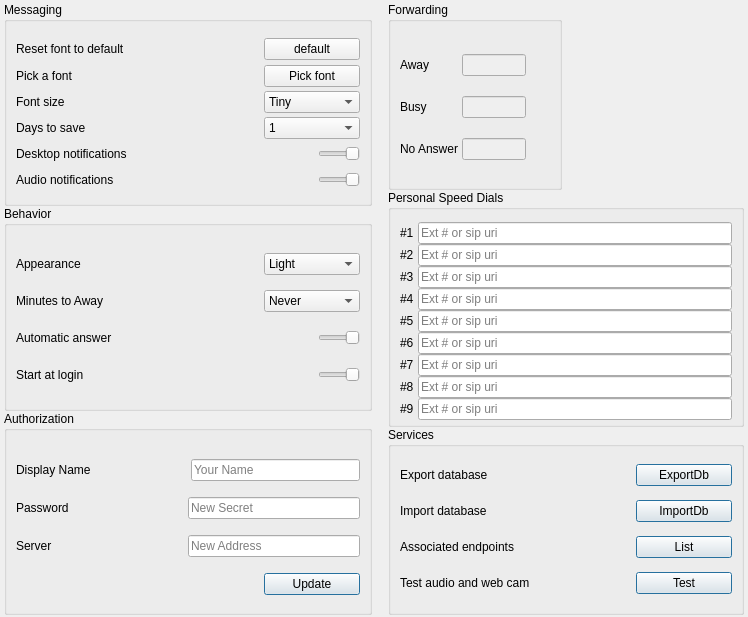
Before: the Qt Designer form Desktop/options.ui in dyfet/tycho_sipwitchqt, drawn with Qt 5.
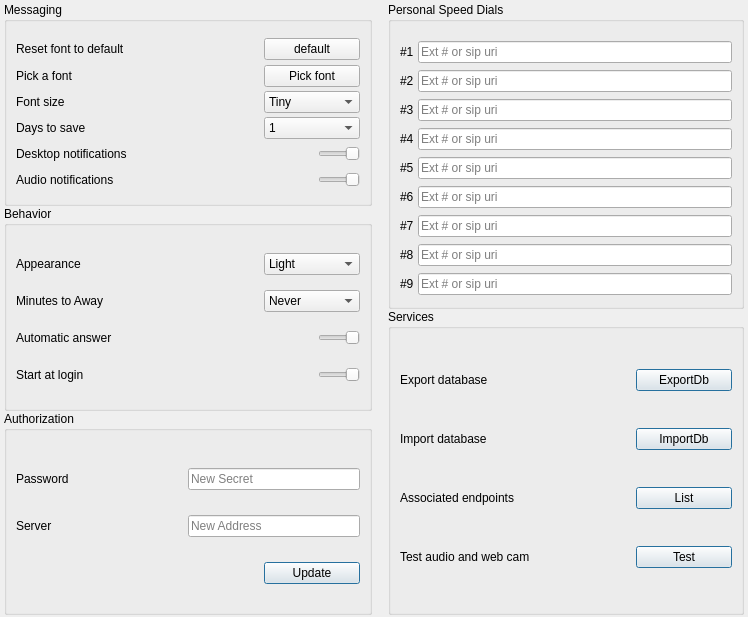
After: the same form once the commit is applied. Icons and pictures are not drawn.

The edit to the form file:
```diff
--- a/Desktop/options.ui
+++ b/Desktop/options.ui
@@ -37,236 +37,6 @@
      <property name="leftMargin">
       <number>12</number>
      </property>
-     <item>
-      <layout class="QHBoxLayout" name="horizontalLayout_4">
-       <property name="spacing">
-        <number>4</number>
-       </property>
-       <item>
-        <widget class="QGroupBox" name="groupBox_5">
-         <property name="sizePolicy">
-          <sizepolicy hsizetype="Minimum" vsizetype="Preferred">
-           <horstretch>0</horstretch>
-           <verstretch>0</verstretch>
-          </sizepolicy>
-         </property>
-         <property name="title">
-          <string>Forwarding</string>
-         </property>
-         <property name="flat">
-          <bool>true</bool>
-         </property>
-         <layout class="QGridLayout" name="gridLayout_2">
-          <property name="topMargin">
-           <number>12</number>
-          </property>
-          <property name="bottomMargin">
-           <number>4</number>
-          </property>
-          <property name="horizontalSpacing">
-           <number>4</number>
-          </property>
-          <property name="verticalSpacing">
-           <number>0</number>
-          </property>
-          <item row="1" column="0">
-           <widget class="QLabel" name="label_5">
-            <property name="sizePolicy">
-             <sizepolicy hsizetype="Minimum" vsizetype="Preferred">
-              <horstretch>0</horstretch>
-              <verstretch>0</verstretch>
-             </sizepolicy>
-            </property>
-            <property name="text">
-             <string>Busy</string>
-            </property>
-           </widget>
-          </item>
-          <item row="2" column="1">
-           <widget class="QLineEdit" name="lineNoAnswer">
-            <property name="enabled">
-             <bool>false</bool>
-            </property>
-            <property name="sizePolicy">
-             <sizepolicy hsizetype="Preferred" vsizetype="Fixed">
-              <horstretch>0</horstretch>
-              <verstretch>0</verstretch>
-             </sizepolicy>
-            </property>
-            <property name="maximumSize">
-             <size>
-              <width>64</width>
-              <height>16777215</height>
-             </size>
-            </property>
-           </widget>
-          </item>
-          <item row="0" column="1">
-           <widget class="QLineEdit" name="lineAway">
-            <property name="enabled">
-             <bool>false</bool>
-            </property>
-            <property name="sizePolicy">
-             <sizepolicy hsizetype="Preferred" vsizetype="Fixed">
-              <horstretch>0</horstretch>
-              <verstretch>0</verstretch>
-             </sizepolicy>
-            </property>
-            <property name="maximumSize">
-             <size>
-              <width>64</width>
-              <height>16777215</height>
-             </size>
-            </property>
-            <property name="readOnly">
-             <bool>false</bool>
-            </property>
-           </widget>
-          </item>
-          <item row="0" column="0">
-           <widget class="QLabel" name="label_3">
-            <property name="sizePolicy">
-             <sizepolicy hsizetype="Minimum" vsizetype="Preferred">
-              <horstretch>0</horstretch>
-              <verstretch>0</verstretch>
-             </sizepolicy>
-            </property>
-            <property name="text">
-             <string>Away</string>
-            </property>
-           </widget>
-          </item>
-          <item row="2" column="0">
-           <widget class="QLabel" name="label_4">
-            <property name="sizePolicy">
-             <sizepolicy hsizetype="Minimum" vsizetype="Preferred">
-              <horstretch>0</horstretch>
-              <verstretch>0</verstretch>
-             </sizepolicy>
-            </property>
-            <property name="text">
-             <string>No Answer</string>
-            </property>
-           </widget>
-          </item>
-          <item row="1" column="1">
-           <widget class="QLineEdit" name="lineBusy">
-            <property name="enabled">
-             <bool>false</bool>
-            </property>
-            <property name="sizePolicy">
-             <sizepolicy hsizetype="Preferred" vsizetype="Fixed">
-              <horstretch>0</horstretch>
-              <verstretch>0</verstretch>
-             </sizepolicy>
-            </property>
-            <property name="maximumSize">
-             <size>
-              <width>64</width>
-              <height>16777215</height>
-             </size>
-            </property>
-           </widget>
-          </item>
-          <item row="0" column="2">
-           <widget class="QPushButton" name="pushButton_2">
-            <property name="maximumSize">
-             <size>
-              <width>20</width>
-              <height>20</height>
-             </size>
-            </property>
-            <property name="text">
-             <string/>
-            </property>
-            <property name="icon">
-             <iconset resource="../Resources/desktop.qrc">
-              <normaloff>:/icons/person.png</normaloff>:/icons/person.png</iconset>
-            </property>
-            <property name="iconSize">
-             <size>
-              <width>16</width>
-              <height>16</height>
-             </size>
-            </property>
-            <property name="flat">
-             <bool>true</bool>
-            </property>
-           </widget>
-          </item>
-          <item row="1" column="2">
-           <widget class="QPushButton" name="pushButton_3">
-            <property name="maximumSize">
-             <size>
-              <width>20</width>
-              <height>20</height>
-             </size>
-            </property>
-            <property name="text">
-             <string/>
-            </property>
-            <property name="icon">
-             <iconset resource="../Resources/desktop.qrc">
-              <normaloff>:/icons/person.png</normaloff>:/icons/person.png</iconset>
-            </property>
-            <property name="iconSize">
-             <size>
-              <width>16</width>
-              <height>16</height>
-             </size>
-            </property>
-            <property name="flat">
-             <bool>true</bool>
-            </property>
-           </widget>
-          </item>
-          <item row="2" column="2">
-           <widget class="QPushButton" name="pushButton_4">
-            <property name="maximumSize">
-             <size>
-              <width>20</width>
-              <height>20</height>
-             </size>
-            </property>
-            <property name="text">
-             <string/>
-            </property>
-            <property name="icon">
-             <iconset resource="../Resources/desktop.qrc">
-              <normaloff>:/icons/person.png</normaloff>:/icons/person.png</iconset>
-            </property>
-            <property name="iconSize">
-             <size>
-              <width>16</width>
-              <height>16</height>
-             </size>
-            </property>
-            <property name="flat">
-             <bool>true</bool>
-            </property>
-           </widget>
-          </item>
-         </layout>
-        </widget>
-       </item>
-       <item>
-        <spacer name="horizontalSpacer_3">
-         <property name="orientation">
-          <enum>Qt::Horizontal</enum>
-         </property>
-         <property name="sizeType">
-          <enum>QSizePolicy::Expanding</enum>
-         </property>
-         <property name="sizeHint" stdset="0">
-          <size>
-           <width>0</width>
-           <height>0</height>
-          </size>
-         </property>
-        </spacer>
-       </item>
-      </layout>
-     </item>
      <item>
       <widget class="QGroupBox" name="groupBox_6">
        <property name="title">
@@ -1061,51 +831,6 @@
         <property name="bottomMargin">
          <number>0</number>
         </property>
-        <item>
-         <layout class="QHBoxLayout" name="horizontalLayout_7">
-          <property name="spacing">
-           <number>6</number>
-          </property>
-          <property name="leftMargin">
-           <number>0</number>
-          </property>
-          <property name="topMargin">
-           <number>0</number>
-          </property>
-          <property name="rightMargin">
-           <number>0</number>
-          </property>
-          <property name="bottomMargin">
-           <number>0</number>
-          </property>
-          <item>
-           <widget class="QLabel" name="label_17">
-            <property name="minimumSize">
-             <size>
-              <width>64</width>
-              <height>0</height>
-             </size>
-            </property>
-            <property name="text">
-             <string>Display Name</string>
-            </property>
-           </widget>
-          </item>
-          <item>
-           <widget class="QLineEdit" name="displayName">
-            <property name="sizePolicy">
-             <sizepolicy hsizetype="Preferred" vsizetype="Fixed">
-              <horstretch>0</horstretch>
-              <verstretch>0</verstretch>
-             </sizepolicy>
-            </property>
-            <property name="placeholderText">
-             <string>Your Name</string>
-            </property>
-           </widget>
-          </item>
-         </layout>
-        </item>
         <item>
          <layout class="QHBoxLayout" name="horizontalLayout_16">
           <item>
```
Left out of the diff: 17 changed lines with no effect on the pictures.
